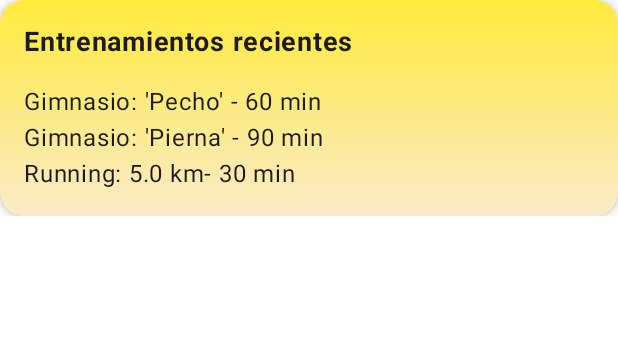
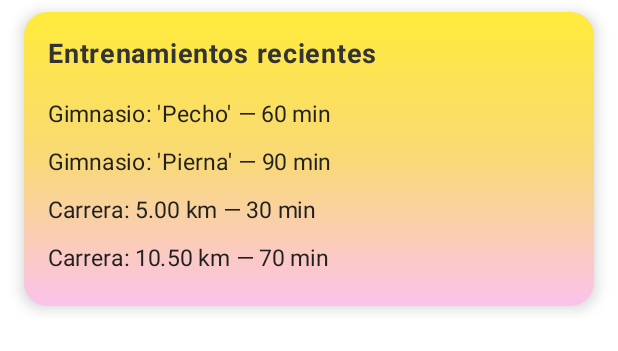
Before and after one commit to IDGS-901-22002330/Allenare-mobile, an Android app built with Jetpack Compose: the @Preview function RecentWorkoutsPreview, on a phone screen of 412 x 824 dp. Shown: the top 351 px of the screen. Run offline under Robolectric (Android 15) with nearby library versions, the phone set to English and light mode, and no system bars; our stand-ins replace Firebase (no records; nobody signed in at launch, a user with empty details on screens opened directly).

Commit message:
Calculo de rutas y cambios al modelo

```diff
--- a/app/src/main/java/com/example/allenare_mobile/model/RunningWorkout.kt
+++ b/app/src/main/java/com/example/allenare_mobile/model/RunningWorkout.kt
@@ -2,11 +2,13 @@ package com.example.allenare_mobile.model
 
 import com.google.firebase.firestore.ServerTimestamp
 import java.util.Date
+import java.util.*
 
 data class RunningWorkout(
     val userId: String = "",
-    val distance: Double = 0.0, // in kilometers
-    val duration: Long = 0, // in seconds
+    val distance: Double = 0.0, // en kilómetros
+    val duration: Long = 0, // en segundos
+    val route: List<Map<String, Double>> = emptyList(), // lista de coordenadas
     @ServerTimestamp
     val date: Date? = null
 )
--- a/app/src/main/java/com/example/allenare_mobile/screens/dashboard_components/RecentWorkouts.kt
+++ b/app/src/main/java/com/example/allenare_mobile/screens/dashboard_components/RecentWorkouts.kt
@@ -23,34 +23,69 @@ import com.example.allenare_mobile.model.GymWorkout
 import com.example.allenare_mobile.model.RunningWorkout
 import com.example.allenare_mobile.ui.theme.AllenaremobileTheme
 
+
 @Composable
-fun RecentWorkouts(gymWorkouts: List<GymWorkout>, runningWorkouts: List<RunningWorkout>) {
-    val combinedList = (gymWorkouts.map { "Gimnasio: '${it.title}' - ${it.duration} min" } + runningWorkouts.map { "Running: ${it.distance} km- ${it.duration} min"  }).take(5)
+fun RecentWorkouts(
+    gymWorkouts: List<GymWorkout>,
+    runningWorkouts: List<RunningWorkout>
+) {
+    // Converción de segundos → minutos y formato de texto
+    val combinedList = (
+            gymWorkouts.map { workout ->
+                "Gimnasio: '${workout.title}' — ${workout.duration} min"
+            } +
+                    runningWorkouts.map { run ->
+                        val durationMinutes = (run.duration / 60.0).toInt()
+                        val formattedDistance = String.format("%.2f", run.distance)
+                        "Carrera: ${formattedDistance} km — ${durationMinutes} min"
+                    }
+            ).take(5)
 
     Card(
-        modifier = Modifier.fillMaxWidth(),
+        modifier = Modifier
+            .fillMaxWidth()
+            .padding(horizontal = 16.dp, vertical = 8.dp),
         shape = RoundedCornerShape(16.dp),
-        elevation = CardDefaults.cardElevation(defaultElevation = 4.dp)
+        elevation = CardDefaults.cardElevation(defaultElevation = 6.dp)
     ) {
-        val gradientColors = listOf(Color(0xFFFFEB3B), Color(0xFFFAEBC9))
+        // Fondo
+        val gradientColors = listOf(
+            Color(0xFFFFEB3B),
+            Color(0xFFF9D976),
+            Color(0xFFFBC2EB)
+        )
 
         Box(
             modifier = Modifier
                 .fillMaxWidth()
                 .background(
-                    brush = Brush.verticalGradient(
-                        colors = gradientColors
-                    )
+                    brush = Brush.verticalGradient(colors = gradientColors)
                 )
         ) {
             Column(modifier = Modifier.padding(16.dp)) {
-                Text("Entrenamientos recientes", fontWeight = FontWeight.Bold, fontSize = 18.sp)
-                Spacer(modifier = Modifier.height(16.dp))
-                if (combinedList.isEmpty()){
-                    Text("No hay entrenamientos registrados.")
+                Text(
+                    text = "Entrenamientos recientes",
+                    fontWeight = FontWeight.Bold,
+                    fontSize = 18.sp,
+                    color = Color(0xFF333333)
+                )
+
+                Spacer(modifier = Modifier.height(12.dp))
+
+                if (combinedList.isEmpty()) {
+                    Text(
+                        text = "No hay entrenamientos registrados.",
+                        color = Color.Gray,
+                        fontSize = 14.sp
+                    )
                 } else {
-                    combinedList.forEach {
-                        Text(it)
+                    combinedList.forEach { workout ->
+                        Text(
+                            text = workout,
+                            fontSize = 15.sp,
+                            color = Color(0xFF212121),
+                            modifier = Modifier.padding(vertical = 4.dp)
+                        )
                     }
                 }
             }
@@ -63,8 +98,14 @@ fun RecentWorkouts(gymWorkouts: List<GymWorkout>, runningWorkouts: List<RunningW
 fun RecentWorkoutsPreview() {
     AllenaremobileTheme {
         RecentWorkouts(
-            gymWorkouts = listOf(GymWorkout(title = "Pecho", duration = 60), GymWorkout(title = "Pierna", duration = 90)),
-            runningWorkouts = listOf(RunningWorkout(distance = 5.0, duration = 30))
+            gymWorkouts = listOf(
+                GymWorkout(title = "Pecho", duration = 60),
+                GymWorkout(title = "Pierna", duration = 90)
+            ),
+            runningWorkouts = listOf(
+                RunningWorkout(distance = 5.0, duration = 1800), // 1800 seg = 30 min
+                RunningWorkout(distance = 10.5, duration = 4200) // 4200 seg = 70 min
+            )
         )
     }
 }
```
Also changed, not shown: app/src/main/java/com/example/allenare_mobile/screens/LogRunningWorkoutScreen.kt (+115 -63 lines), app/src/main/java/com/example/allenare_mobile/screens/dashboard_components/MeasureRoute.kt (+50 -130 lines).
